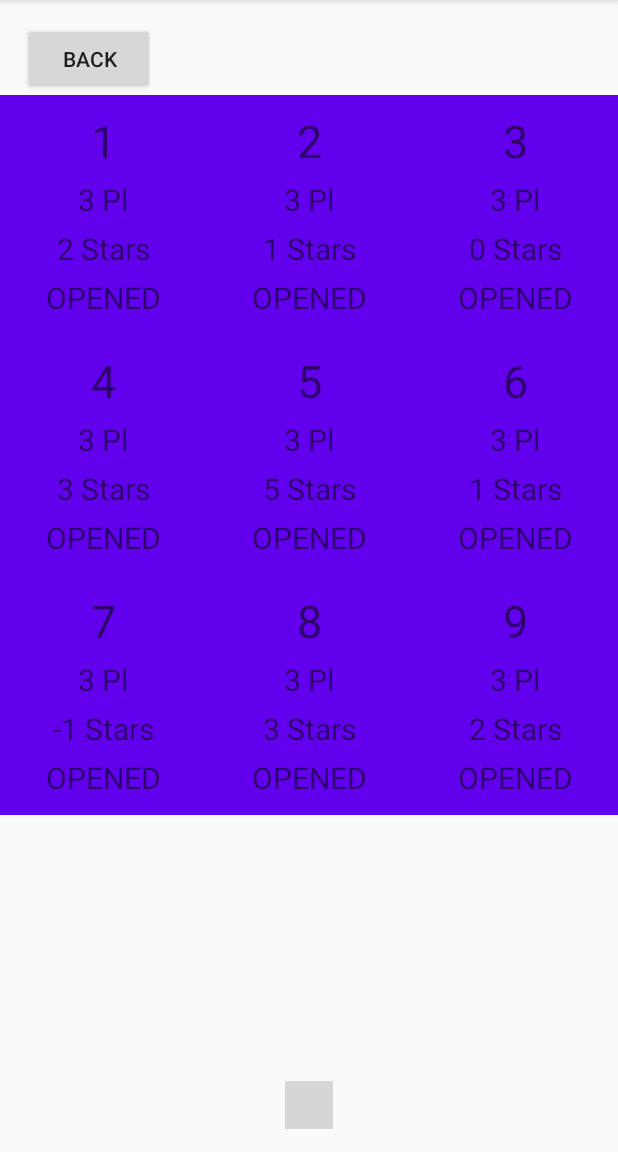
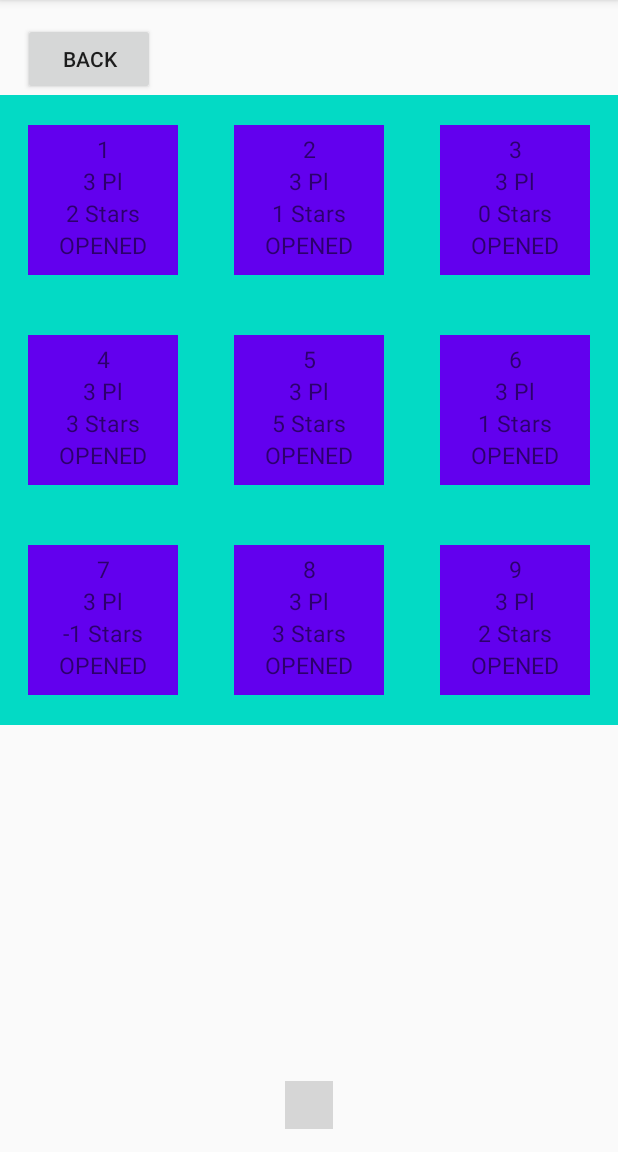
Before and after one commit to TilSeier/EscapeTheMonster, an Android app: the LevelsFragment screen opened through its navigation route, on a phone screen of 412 x 824 dp, the part 84-1236 px from its top. Run offline under Robolectric (Android 15) with nearby library versions, the phone set to English and light mode, and no system bars; plain views replace DotsIndicator; 1 statement that could not run was skipped; grey boxes are pictures that could not be loaded.

Commit message:
Levels page: Indicators, Item Click, Support of Orientation change

```diff
--- a/app/src/main/java/com/tilseier/escapethemonster/base/BaseFragment.kt
+++ b/app/src/main/java/com/tilseier/escapethemonster/base/BaseFragment.kt
@@ -1,5 +1,6 @@
 package com.tilseier.escapethemonster.base
 
+import android.content.Context
 import android.os.Bundle
 import android.view.LayoutInflater
 import android.view.View
@@ -12,7 +13,14 @@ import androidx.navigation.Navigation
 abstract class BaseFragment: Fragment() {
 
     protected lateinit var navController: NavController
+    protected var myContext: Context? = null
     private var toast: Toast? = null
+
+    //Attach context to avoid context null on orientation change
+    override fun onAttach(context: Context) {
+        super.onAttach(context)
+        this.myContext = context
+    }
 
     /**
      * Shows a [Toast] message.
@@ -20,7 +28,7 @@ abstract class BaseFragment: Fragment() {
      * @param message An string representing a message to be shown.
      */
     protected open fun showToastMessage(message: String?) {
-        toast = Toast.makeText(getActivity(), message, Toast.LENGTH_SHORT)
+        toast = myContext?.let { Toast.makeText(it, message, Toast.LENGTH_SHORT) }//Toast.makeText(activity, message, Toast.LENGTH_SHORT)// activity?.let { Toast.makeText(it, message, Toast.LENGTH_SHORT) }
         toast?.show()
     }
 
--- a/app/src/main/java/com/tilseier/escapethemonster/screens/levels/LevelsFragment.kt
+++ b/app/src/main/java/com/tilseier/escapethemonster/screens/levels/LevelsFragment.kt
@@ -1,6 +1,7 @@
 package com.tilseier.escapethemonster.screens.levels
 
 import android.os.Bundle
+import android.os.Parcel
 import android.util.Log
 import android.view.View
 import androidx.fragment.app.Fragment
@@ -13,8 +14,8 @@ import kotlinx.android.synthetic.main.fragment_levels.*
 
 class LevelsFragment : BaseFragment() {
 
-    //TODO ViewPager Indicator
-    //TODO Click on Level Item
+    //TODO ViewPager Indicator +
+    //TODO Click on Level Item +
     //TODO Stars in the level item
     //TODO size of Grid Items like in Steps
 
@@ -48,12 +49,32 @@ class LevelsFragment : BaseFragment() {
     private fun setupLevels(levels: List<List<Level>>) {
         val levelsFragments: MutableList<Fragment> = mutableListOf()
         levels.forEach {
-            val levelsPage = LevelsPageFragment.newInstance(it)
+            val levelsPage = LevelsPageFragment.newInstance(it, lvlListener)
             levelsFragments.add(levelsPage)
         }
         val levelsPagerAdapter: FragmentPagerAdapter = LevelsPagerAdapter(childFragmentManager, levelsFragments)
         levels_pager.adapter = levelsPagerAdapter
-        levelsPagerAdapter.notifyDataSetChanged()
+        levels_dot_indicator.setViewPager(levels_pager)
     }
 
+    private val lvlListener: LevelsPageFragment.PageLevelClickListener =
+        object : LevelsPageFragment.PageLevelClickListener {
+            override fun onLevelClick(level: Level) {
+
+                Log.e("LevelsFragment", "LevelsPageFragment CLICK activity: $activity")
+                Log.e("LevelsFragment", "LevelsPageFragment CLICK context: $context")
+                Log.e("LevelsFragment", "LevelsPageFragment CLICK myContext: $myContext")
+
+                Log.e("LevelsFragment", "LevelsPageFragment.PageLevelClickListener onLevelClick ${level.level}")
+                //TODO open game
+                showToastMessage(level.level.toString())
+            }
+
+            override fun writeToParcel(p0: Parcel?, p1: Int) {}
+
+            override fun describeContents(): Int {
+                return 0
+            }
+        }
+
 }
--- a/app/src/main/java/com/tilseier/escapethemonster/screens/levels/LevelsPageFragment.kt
+++ b/app/src/main/java/com/tilseier/escapethemonster/screens/levels/LevelsPageFragment.kt
@@ -1,6 +1,7 @@
 package com.tilseier.escapethemonster.screens.levels
 
 import android.os.Bundle
+import android.os.Parcelable
 import android.util.Log
 import android.view.View
 import androidx.recyclerview.widget.GridLayoutManager
@@ -14,15 +15,24 @@ import kotlinx.android.synthetic.main.fragment_levels_page.*
 
 // the fragment initialization parameters, e.g. ARG_ITEM_NUMBER
 private const val ARG_PAGE_LEVELS = "ARG_PAGE_LEVELS"
+private const val ARG_PAGE_LEVEL_CLICK_LISTENER = "ARG_PAGE_LEVEL_CLICK_LISTENER"
 
 class LevelsPageFragment : BaseFragment() {
 
+    //we made listener Parcelable to pass put it in Bundle
+    //this approach allows to avoid problems with passing data (listeners, models...) on orientation change
+    //after orientation changes data passing later than view created
+    interface PageLevelClickListener: Parcelable {
+        fun onLevelClick(level: Level)
+    }
+
     companion object {
         @JvmStatic
-        fun newInstance(levels: List<Level>) =
+        fun newInstance(levels: List<Level>, levelListener: PageLevelClickListener) =
             LevelsPageFragment().apply {
                 arguments = Bundle().apply {
                     putString(ARG_PAGE_LEVELS, Gson().toJson(levels))
+                    putParcelable(ARG_PAGE_LEVEL_CLICK_LISTENER, levelListener)
                 }
             }
     }
@@ -32,24 +42,69 @@ class LevelsPageFragment : BaseFragment() {
     }
 
     private var levels: List<Level>? = null
+    private var levelClickListener: PageLevelClickListener? = null
 
     override fun onCreate(savedInstanceState: Bundle?) {
         super.onCreate(savedInstanceState)
+        Log.e("LevelsPageFragment", "onCreate")
         arguments?.let {
             levels = Gson().fromJson(it.getString(ARG_PAGE_LEVELS), object : TypeToken<List<Level>>() {}.type)
+            levelClickListener = it.getParcelable(ARG_PAGE_LEVEL_CLICK_LISTENER)
+        }
+        if (this.levelClickListener == null) {
+            Log.e("LevelsPageFragment", "NULL LISTENER onCreate")
+        } else {
+            Log.e("LevelsPageFragment", "LISTENER onCreate")
         }
     }
 
     override fun onViewCreated(view: View, savedInstanceState: Bundle?) {
         super.onViewCreated(view, savedInstanceState)
-
+        if (this.levelClickListener == null) {
+            Log.e("LevelsPageFragment", "NULL LISTENER onViewCreated")
+        } else {
+            Log.e("LevelsPageFragment", "LISTENER onViewCreated")
+        }
         Log.e("LevelsPageFragment", "onViewCreated")
         //setup levels
         setupLevels()
     }
 
+    override fun onStart() {
+        super.onStart()
+        Log.e("LevelsPageFragment", "onStart")
+        if (this.levelClickListener == null) {
+            Log.e("LevelsPageFragment", "NULL LISTENER onStart")
+        } else {
+            Log.e("LevelsPageFragment", "LISTENER onStart")
+        }
+    }
+
+    override fun onResume() {
+        super.onResume()
+        Log.e("LevelsPageFragment", "onResume")
+        if (this.levelClickListener == null) {
+            Log.e("LevelsPageFragment", "NULL LISTENER onResume")
+        } else {
+            Log.e("LevelsPageFragment", "LISTENER onResume")
+        }
+    }
+
+    private val lvlListener: LevelsRecycleAdapter.LevelClickListener =
+        object : LevelsRecycleAdapter.LevelClickListener {
+            override fun onLevelClick(level: Level) {
+                Log.e("LevelsPageFragment", "LevelsRecycleAdapter.LevelClickListener onLevelClick")
+                levelClickListener?.onLevelClick(level)
+
+                if (levelClickListener == null) {
+                    Log.e("LevelsPageFragment", "NULL LISTENER!!! 2")
+                }
+            }
+        }
+
     private fun setupLevels() {
         val adapter: LevelsRecycleAdapter? = levels?.let { LevelsRecycleAdapter(it) }
+        adapter?.setOnLevelClickListener (lvlListener)
         rv_levels.layoutManager = GridLayoutManager(context, 3)//, RecyclerView.VERTICAL, false
         rv_levels.adapter = adapter
     }
--- a/app/src/main/java/com/tilseier/escapethemonster/screens/levels/LevelsPagerAdapter.kt
+++ b/app/src/main/java/com/tilseier/escapethemonster/screens/levels/LevelsPagerAdapter.kt
@@ -3,7 +3,6 @@ package com.tilseier.escapethemonster.screens.levels
 import androidx.fragment.app.Fragment
 import androidx.fragment.app.FragmentManager
 import androidx.fragment.app.FragmentPagerAdapter
-import java.util.*
 
 class LevelsPagerAdapter(manager: FragmentManager?, var fragments: List<Fragment>) :
     FragmentPagerAdapter(manager!!, BEHAVIOR_RESUME_ONLY_CURRENT_FRAGMENT) {
--- a/app/src/main/java/com/tilseier/escapethemonster/screens/levels/LevelsRecycleAdapter.kt
+++ b/app/src/main/java/com/tilseier/escapethemonster/screens/levels/LevelsRecycleAdapter.kt
@@ -8,8 +8,18 @@ import com.tilseier.escapethemonster.R
 import com.tilseier.escapethemonster.models.Level
 import kotlinx.android.synthetic.main.level_item.view.*
 
-class LevelsRecycleAdapter constructor(var levels: List<Level>) : RecyclerView.Adapter<LevelsRecycleAdapter.LevelItemViewHolder>() {
+class LevelsRecycleAdapter constructor(var levels: List<Level>) :
+    RecyclerView.Adapter<LevelsRecycleAdapter.LevelItemViewHolder>() {
 
+    interface LevelClickListener {
+        fun onLevelClick(level: Level)
+    }
+
+    private var levelsListener: LevelClickListener? = null
+
+    fun setOnLevelClickListener(levelsListener: LevelClickListener) {
+        this.levelsListener = levelsListener
+    }
 
     override fun onCreateViewHolder(
         parent: ViewGroup,
@@ -21,16 +31,21 @@ class LevelsRecycleAdapter constructor(var levels: List<Level>) : RecyclerView.A
     }
 
     override fun getItemCount(): Int {
-        return levels.size ?: 0
+        return levels.size
     }
 
     override fun onBindViewHolder(holder: LevelItemViewHolder, position: Int) {
         val viewHolder: LevelItemViewHolder = holder
         viewHolder.bind(levels[viewHolder.adapterPosition])
+        viewHolder.levelBox.setOnClickListener {
+            levelsListener?.onLevelClick(levels[viewHolder.adapterPosition])
+        }
     }
 
     class LevelItemViewHolder internal constructor(itemView: View) :
         RecyclerView.ViewHolder(itemView) {
+
+        val levelBox = itemView.level_box
 
         fun bind(images: Level) {
             itemView.tv_level.text = images.level.toString()
--- a/app/src/main/java/com/tilseier/escapethemonster/screens/levels/LevelsRepository.kt
+++ b/app/src/main/java/com/tilseier/escapethemonster/screens/levels/LevelsRepository.kt
@@ -37,6 +37,7 @@ class LevelsRepository {
 
     private fun setLevels() {
         levels = mutableListOf(
+            //1 - 9 levels
             Level(1, listOf(
                 Place("", true),
                 Place("", false),
@@ -82,6 +83,7 @@ class LevelsRepository {
                 Place("", true),
                 Place("", false)
             ), false, 2),
+            //10 - 18 levels
             Level(10, listOf(
                 Place("", true),
                 Place("", false),
@@ -126,6 +128,52 @@ class LevelsRepository {
                 Place("", false),
                 Place("", true),
                 Place("", true)
+            ), false, 1),
+            //19 - 27 levels
+            Level(19, listOf(
+                Place("", true),
+                Place("", false),
+                Place("", false)
+            ), false, 7),
+            Level(20, listOf(
+                Place("", true),
+                Place("", false),
+                Place("", true)
+            ), false, 1),
+            Level(21, listOf(
+                Place("", true),
+                Place("", false),
+                Place("", true)
+            ), false, 1),
+            Level(22, listOf(
+                Place("", true),
+                Place("", true),
+                Place("", false)
+            ), false, 3),
+            Level(23, listOf(
+                Place("", true),
+                Place("", true),
+                Place("", false)
+            ), false, 2),
+            Level(24, listOf(
+                Place("", false),
+                Place("", false),
+                Place("", true)
+            ), false, 3),
+            Level(25, listOf(
+                Place("", false),
+                Place("", false),
+                Place("", true)
+            ), false, 3),
+            Level(26, listOf(
+                Place("", true),
+                Place("", false),
+                Place("", false)
+            ), false, 2),
+            Level(27, listOf(
+                Place("", false),
+                Place("", true),
+                Place("", true)
             ), false, 1)
         )
 
@@ -133,6 +181,7 @@ class LevelsRepository {
         //TODO SEPARATE ON PAGES PROPERLY
         levelsPages.add(levels.subList(0, 9))
         levelsPages.add(levels.subList(9, 18))
+        levelsPages.add(levels.subList(18, 27))
     }
 
 }
--- a/app/src/main/res/layout/fragment_levels.xml
+++ b/app/src/main/res/layout/fragment_levels.xml
@@ -21,6 +21,7 @@
         android:layout_width="match_parent"
         android:layout_height="0dp"
         android:layout_marginBottom="15dp"
+        android:overScrollMode="never"
         app:layout_constraintTop_toBottomOf="@+id/btn_back"
         app:layout_constraintBottom_toTopOf="@+id/levels_dot_indicator"/>
 
--- a/app/src/main/res/layout/level_item.xml
+++ b/app/src/main/res/layout/level_item.xml
@@ -1,8 +1,16 @@
 <?xml version="1.0" encoding="utf-8"?>
-<androidx.constraintlayout.widget.ConstraintLayout xmlns:android="http://schemas.android.com/apk/res/android"
+<FrameLayout
+    xmlns:android="http://schemas.android.com/apk/res/android"
+    xmlns:app="http://schemas.android.com/apk/res-auto"
+    android:background="@color/colorAccent"
     android:layout_width="match_parent"
-    android:layout_height="160dp"
-    xmlns:app="http://schemas.android.com/apk/res-auto"
+    android:layout_height="140dp">
+
+    <androidx.constraintlayout.widget.ConstraintLayout
+        android:id="@+id/level_box"
+        android:layout_width="100dp"
+        android:layout_height="100dp"
+        android:layout_gravity="center"
         android:background="@color/colorPrimary">
 
         <TextView
@@ -10,8 +18,8 @@
             android:layout_width="wrap_content"
             android:layout_height="wrap_content"
             android:text="1"
-        android:layout_marginTop="10dp"
-        android:textSize="30sp"
+            android:layout_marginTop="5dp"
+            android:textSize="15sp"
             app:layout_constraintTop_toTopOf="parent"
             app:layout_constraintStart_toStartOf="parent"
             app:layout_constraintEnd_toEndOf="parent"/>
@@ -21,8 +29,8 @@
             android:layout_width="wrap_content"
             android:layout_height="wrap_content"
             android:text="1"
-        android:layout_marginTop="5dp"
-        android:textSize="20sp"
+            android:layout_marginTop="0dp"
+            android:textSize="15sp"
             app:layout_constraintTop_toBottomOf="@+id/tv_level"
             app:layout_constraintStart_toStartOf="parent"
             app:layout_constraintEnd_toEndOf="parent"/>
@@ -32,8 +40,8 @@
             android:layout_width="wrap_content"
             android:layout_height="wrap_content"
             android:text="1"
-        android:layout_marginTop="5dp"
-        android:textSize="20sp"
+            android:layout_marginTop="0dp"
+            android:textSize="15sp"
             app:layout_constraintTop_toBottomOf="@+id/tv_count_of_places"
             app:layout_constraintStart_toStartOf="parent"
             app:layout_constraintEnd_toEndOf="parent"/>
@@ -43,10 +51,12 @@
             android:layout_width="wrap_content"
             android:layout_height="wrap_content"
             android:text="Locked"
-        android:layout_marginTop="5dp"
-        android:textSize="20sp"
+            android:layout_marginTop="0dp"
+            android:textSize="15sp"
             app:layout_constraintTop_toBottomOf="@+id/tv_stars"
             app:layout_constraintStart_toStartOf="parent"
             app:layout_constraintEnd_toEndOf="parent"/>
 
     </androidx.constraintlayout.widget.ConstraintLayout>
+
+</FrameLayout>
```
Lines whose indentation alone changed are shown as unchanged.
